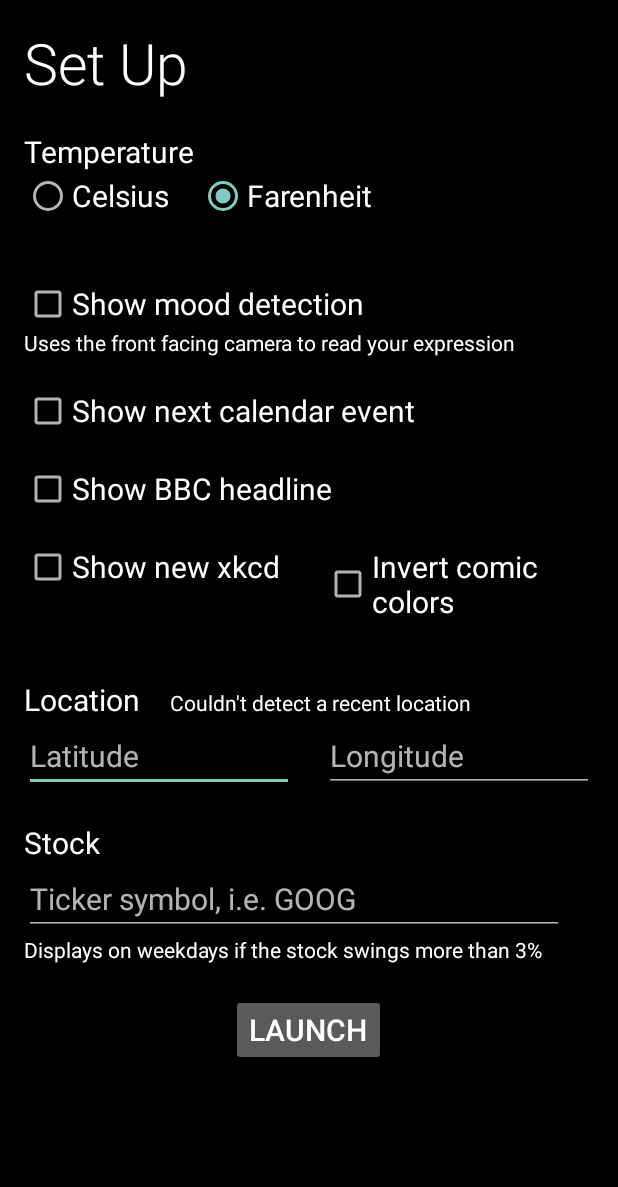
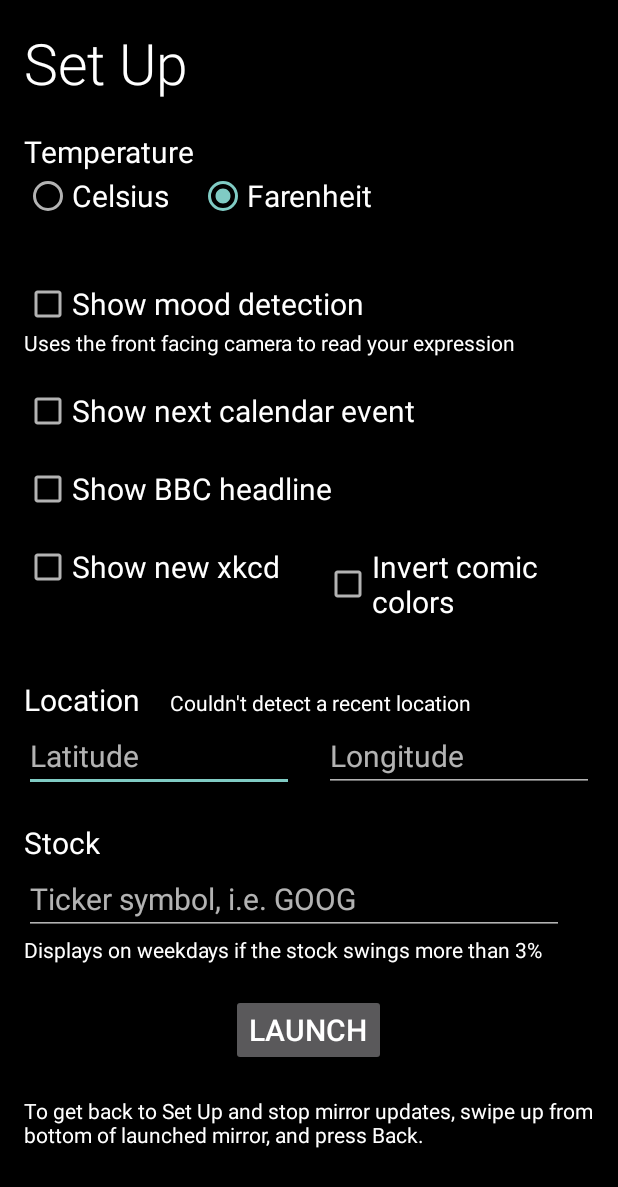
Before and after one commit to HannahMitt/HomeMirror, an Android app: the screen it shows after launch (SetUpActivity), on a phone screen of 412 x 824 dp. Shown: the top 1187 px of the screen. Run offline under Robolectric (Android 15) with nearby library versions, the phone set to English and light mode, and no system bars; libraries missing offline, so code that uses them is left out: com.crashlytics.android, io.fabric.sdk; 1 statement that could not run was skipped.

Commit message:
Added a way to stop the launching

```diff
--- a/app/src/main/java/com/morristaedt/mirror/MirrorActivity.java
+++ b/app/src/main/java/com/morristaedt/mirror/MirrorActivity.java
@@ -266,6 +266,7 @@ public class MirrorActivity extends ActionBarActivity {
     @Override
     public void onBackPressed() {
         super.onBackPressed();
+        AlarmReceiver.stopMirrorUpdates(this);
         Intent intent = new Intent(this, SetUpActivity.class);
         startActivity(intent);
     }
--- a/app/src/main/res/layout/activity_configuration.xml
+++ b/app/src/main/res/layout/activity_configuration.xml
@@ -42,8 +42,8 @@
                 style="@style/ConfigurationItemText"
                 android:layout_width="wrap_content"
                 android:layout_height="wrap_content"
+                android:layout_marginLeft="@dimen/item_margin"
                 android:layout_marginTop="0dp"
-                android:layout_marginLeft="@dimen/item_margin"
                 android:text="Farenheit" />
 
         </RadioGroup>
@@ -127,8 +127,8 @@
                     android:layout_width="match_parent"
                     android:layout_height="wrap_content"
                     android:layout_alignBaseline="@id/location_title"
+                    android:layout_marginLeft="@dimen/item_margin"
                     android:layout_toRightOf="@id/location_title"
-                    android:layout_marginLeft="@dimen/item_margin"
                     android:text="Couldn't detect a recent location" />
             </RelativeLayout>
 
@@ -187,5 +187,12 @@
             android:layout_marginTop="@dimen/item_margin"
             android:text="@string/launch"
             android:textSize="@dimen/configuration_text_size" />
+
+        <TextView
+            style="@style/ConfigurationDescriptionText"
+            android:layout_width="match_parent"
+            android:layout_height="wrap_content"
+            android:layout_marginTop="@dimen/item_margin"
+            android:text="To get back to Set Up and stop mirror updates, swipe up from bottom of launched mirror, and press Back." />
     </LinearLayout>
 </ScrollView>
```
Also changed, not shown: app/src/main/java/com/morristaedt/mirror/receiver/AlarmReceiver.java (+12 -1 lines).
